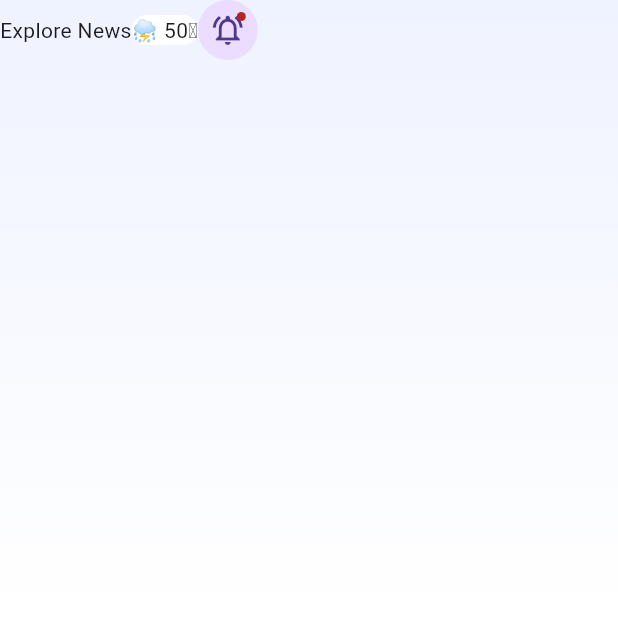
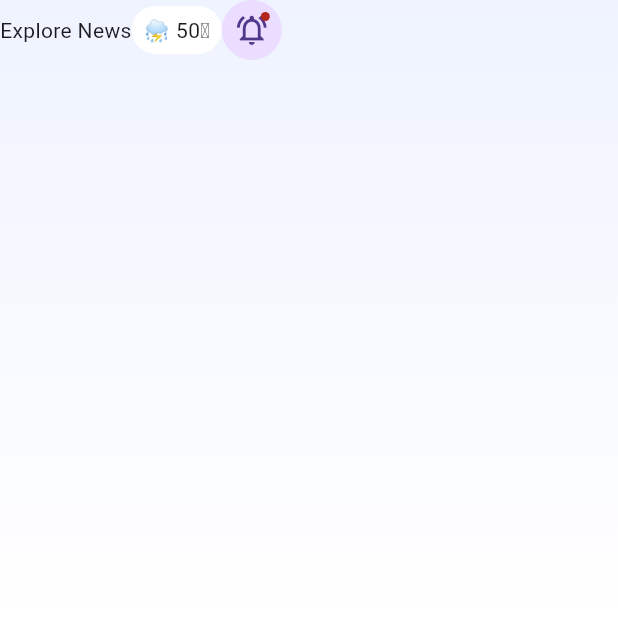
Before and after one commit to JAICHANGPARK/flutter_notebook_chapter_47, a Flutter app: the NewsHomePage screen opened directly, on a phone screen of 412 x 824 dp, the top half of it. Run offline on Flutter 3.47's test engine with Material 3 defaults, Android fonts, the phone set to English and light mode, and no system bars; our stand-ins replace gap, hugeicons.

Commit message:
Update news_home_page.dart

```diff
--- a/lib/ep2380_news_app/ui/news_home_page.dart
+++ b/lib/ep2380_news_app/ui/news_home_page.dart
@@ -40,7 +40,9 @@ class _NewsHomePageState extends State<NewsHomePage> {
                           shape: StadiumBorder(),
                           color: Colors.white,
 
+
                         ),
+                        padding: EdgeInsets.symmetric(horizontal: 8,vertical: 6),
                         child: Row(
                           children: [
                             Text("⛈ 50℉")
```
